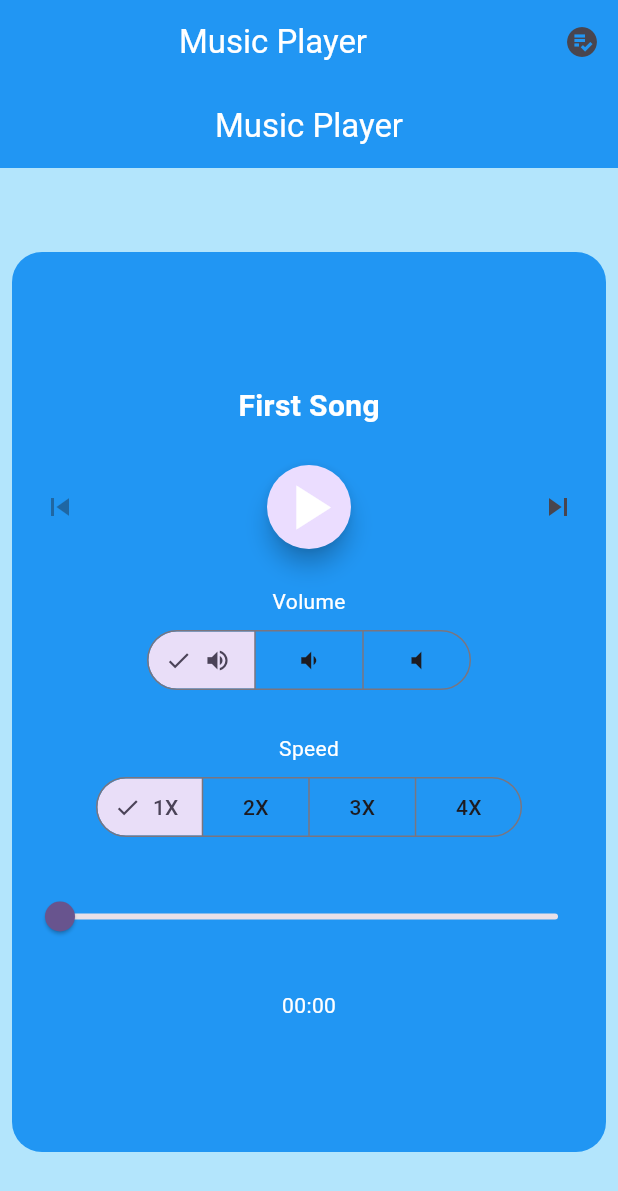
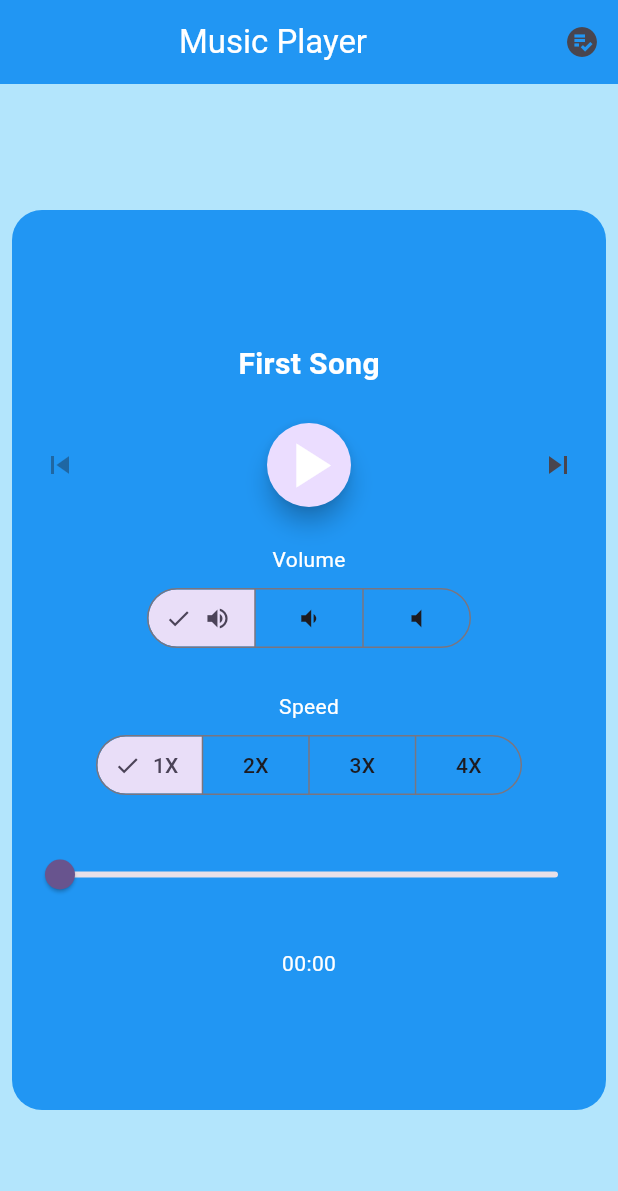
Before and after one commit to ayaelsaid/flutter-audio-player, a Flutter app: the screen it shows after launch, on a phone screen of 412 x 824 dp. Shown: the top 1191 px of the screen. Run offline on Flutter 3.47's test engine with Material 3 defaults, Android fonts, the phone set to English and light mode, and no system bars; our stand-ins replace assets_audio_player.

```diff
--- a/lib/pages/home.dart
+++ b/lib/pages/home.dart
@@ -49,7 +49,8 @@ class _MyHomePageState extends State<MyHomePage> {
           ),
         ),
         actions: [
-          IconButton(
+
+            IconButton(
             onPressed: () {
               Navigator.push(
                 context,
@@ -64,6 +65,7 @@ class _MyHomePageState extends State<MyHomePage> {
           ),
         ],
       ),
+
       body: SoundPlayerWidget(
         playlist: playlistEx,
       ),
--- a/lib/pages/play_list.dart
+++ b/lib/pages/play_list.dart
@@ -17,6 +17,8 @@ class _PlaylistPageState extends State<PlaylistPage> {
       appBar: AppBar(
         title: const Text('PlayList Page'),
       ),
+
+
       body: ListView(
         children: [
           for (var song in widget.playlist.audios) SongWidget(audio: song),
--- a/lib/widget/sound.dart
+++ b/lib/widget/sound.dart
@@ -1,5 +1,7 @@
 import 'package:assets_audio_player/assets_audio_player.dart';
 import 'package:flutter/material.dart';
+
+
 
 class SoundPlayerWidget extends StatefulWidget {
   final Playlist playlist;
@@ -93,15 +95,6 @@ class _SoundPlayerWidgetState extends State<SoundPlayerWidget> {
   @override
   Widget build(BuildContext context) {
     return Scaffold(
-      appBar: AppBar(
-        backgroundColor: Colors.blue,
-        title: const Center(
-          child: Text(
-            'Music Player',
-            style: TextStyle(color: Colors.white),
-          ),
-        ),
-      ),
       body: Center(
         child: StreamBuilder<RealtimePlayingInfos>(
           stream: assetsAudioPlayer.realtimePlayingInfos,
```
Also changed, not shown: lib/widget/songwidget.dart (+7 -4 lines).
